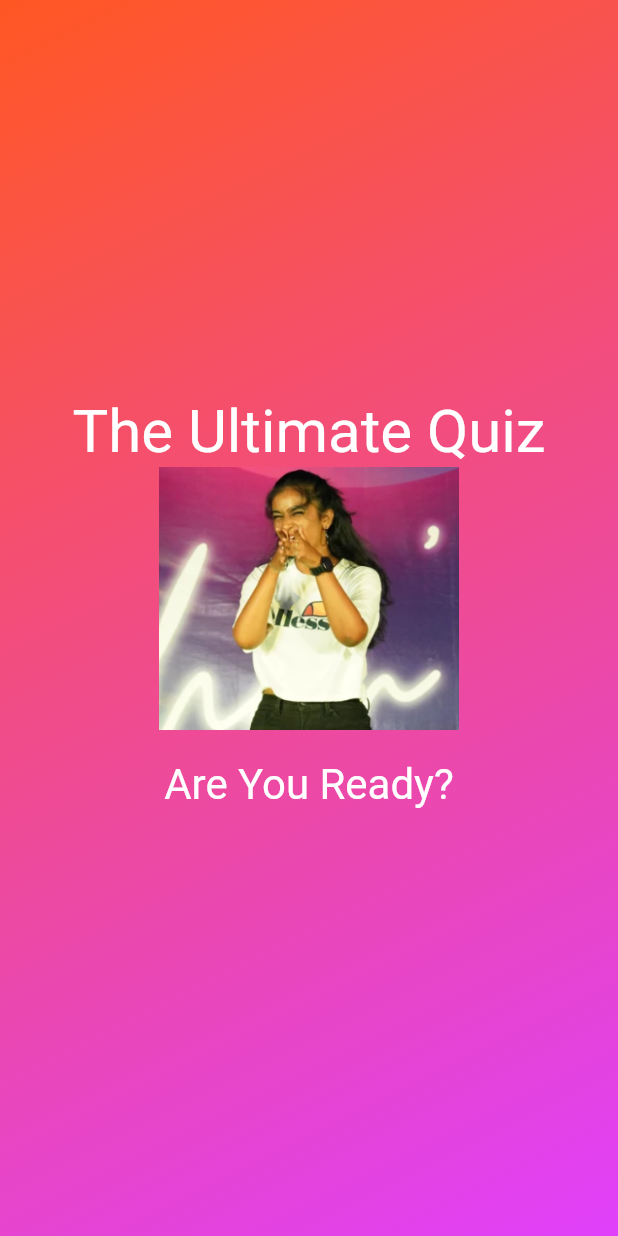
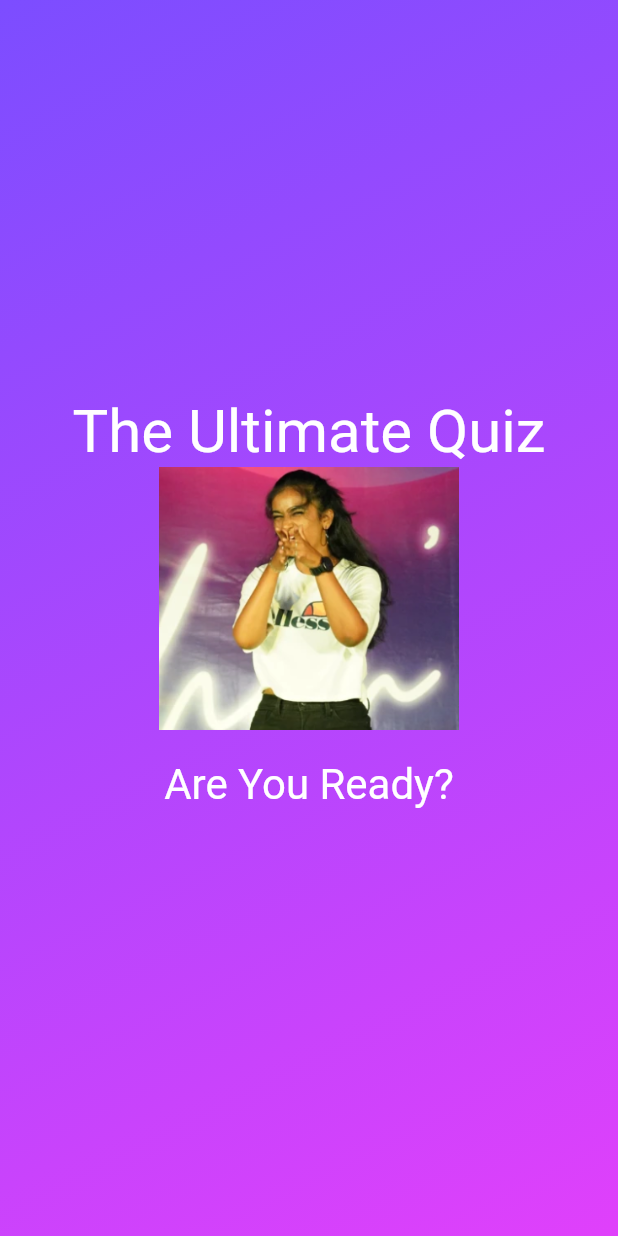
Before and after one commit to Nooberd-Incompat/quizapp_having_randompics, a Flutter app: the screen it shows after launch, on a phone screen of 412 x 824 dp. Run offline on Flutter 3.47's test engine with Material 2 defaults, Android fonts, the phone set to English and light mode, and no system bars.

Commit message:
still day 1, but with different gradient colors

```diff
--- a/lib/gradient_container.dart
+++ b/lib/gradient_container.dart
@@ -5,7 +5,7 @@ class GradientContainer extends StatelessWidget {
   const GradientContainer(this.color1, this.color2, {super.key});
 
   const GradientContainer.purple({super.key})
-      : color1 = Colors.deepOrange,
+      : color1 = Colors.deepPurpleAccent,
         color2 = Colors.purpleAccent;
 
   final Color color1;
```
